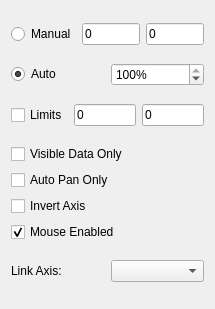
Qt form inqbus.lidar.scc_gui/src/inqbus/lidar/scc_gui/UI/axisCtrlTemplate.ui (Inqbus/inqbus.lidar) before a commit.
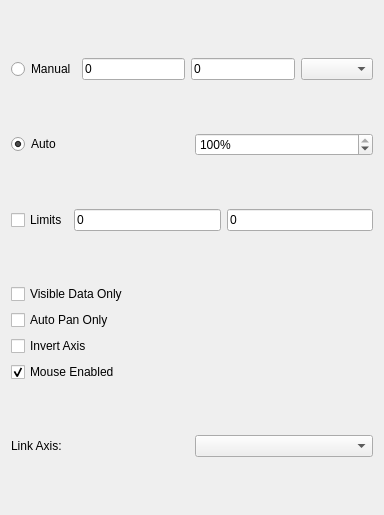
The same form after that commit.

Commit message: Added unit selection for setting axis ranges

Patch:
```diff
--- a/inqbus.lidar.scc_gui/src/inqbus/lidar/scc_gui/UI/axisCtrlTemplate.ui
+++ b/inqbus.lidar.scc_gui/src/inqbus/lidar/scc_gui/UI/axisCtrlTemplate.ui
@@ -6,8 +6,8 @@
    <rect>
     <x>0</x>
     <y>0</y>
-    <width>215</width>
-    <height>309</height>
+    <width>384</width>
+    <height>515</height>
    </rect>
   </property>
   <property name="maximumSize">
@@ -52,6 +52,9 @@
        </property>
       </widget>
      </item>
+     <item>
+      <widget class="QComboBox" name="unitCombo"/>
+     </item>
     </layout>
    </item>
    <item row="1" column="0" colspan="2">
```
The commit also changes 2 other files.
